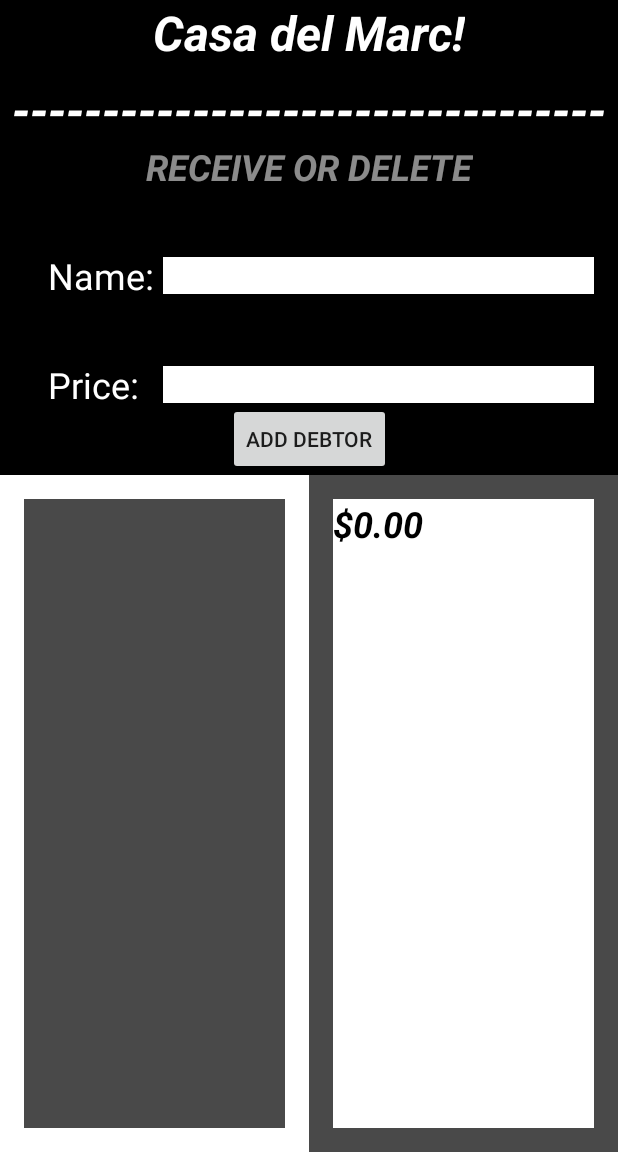
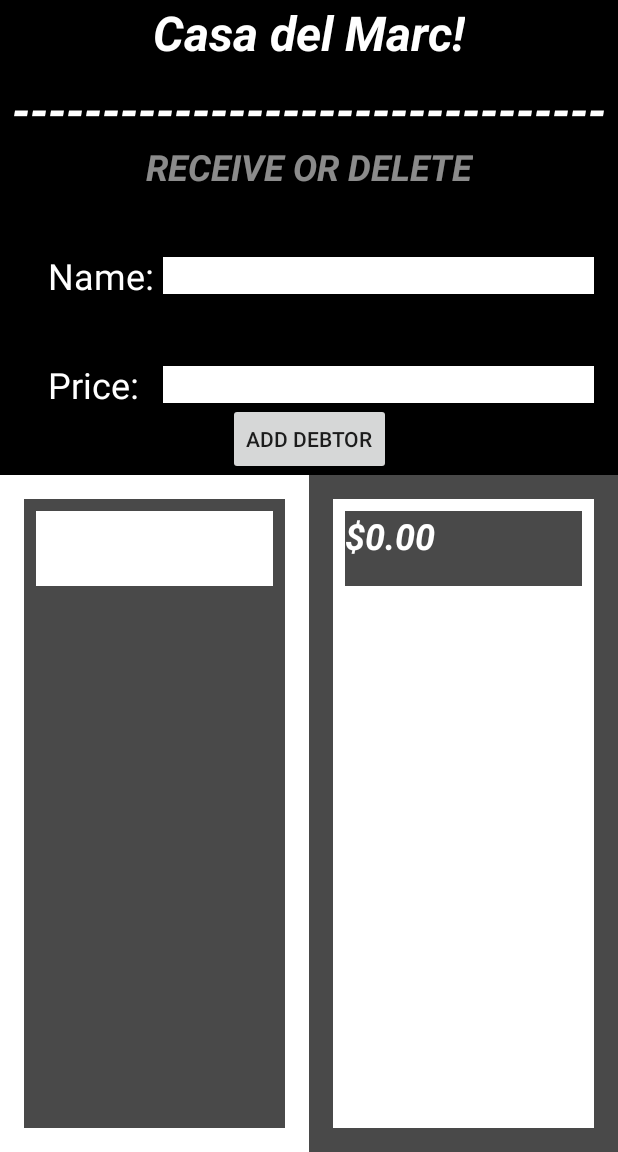
Before and after one commit to ShamarcusW-MAC/MVP_RoomDB, an Android app: the screen it shows after launch (MainActivity), after a tap on "ADD DEBTOR", on a phone screen of 412 x 824 dp, the part 84-1236 px from its top. Run offline under Robolectric (Android 15) with nearby library versions, the phone set to English and light mode, and no system bars; our stand-ins replace EventBus, Room's generated code; 1 statement that could not run was skipped.

Commit message:
Initial Commiit

```diff
--- a/app/src/main/res/layout/name_item_layout.xml
+++ b/app/src/main/res/layout/name_item_layout.xml
@@ -10,13 +10,15 @@
         android:id="@+id/namelist_textview"
         android:layout_width="0dp"
         android:layout_height="50dp"
-        android:background="#494949"
+        android:layout_margin="8dp"
+        android:background="#FFFFFF"
         android:textSize="24sp"
-        android:textColor="#FFFFFF"
+        android:textColor="#494949"
         android:textStyle="bold|italic"
         app:layout_constraintStart_toStartOf="parent"
         app:layout_constraintEnd_toEndOf="parent"
         app:layout_constraintTop_toTopOf="parent"
+        app:layout_constraintBottom_toBottomOf="parent"
 
         />
 </androidx.constraintlayout.widget.ConstraintLayout>
--- a/app/src/main/res/layout/price_item_layout.xml
+++ b/app/src/main/res/layout/price_item_layout.xml
@@ -9,13 +9,15 @@
         android:id="@+id/pricelist_textview"
         android:layout_width="0dp"
         android:layout_height="50dp"
-        android:textColor="#000000"
+        android:layout_margin="8dp"
+        android:textColor="#FFFFFF"
         android:textSize="24sp"
         android:textStyle="bold|italic"
+        android:background="#494949"
         app:layout_constraintStart_toStartOf="parent"
         app:layout_constraintEnd_toEndOf="parent"
         app:layout_constraintTop_toTopOf="parent"
-
+        app:layout_constraintBottom_toBottomOf="parent"
         />
 
 </androidx.constraintlayout.widget.ConstraintLayout>
```
